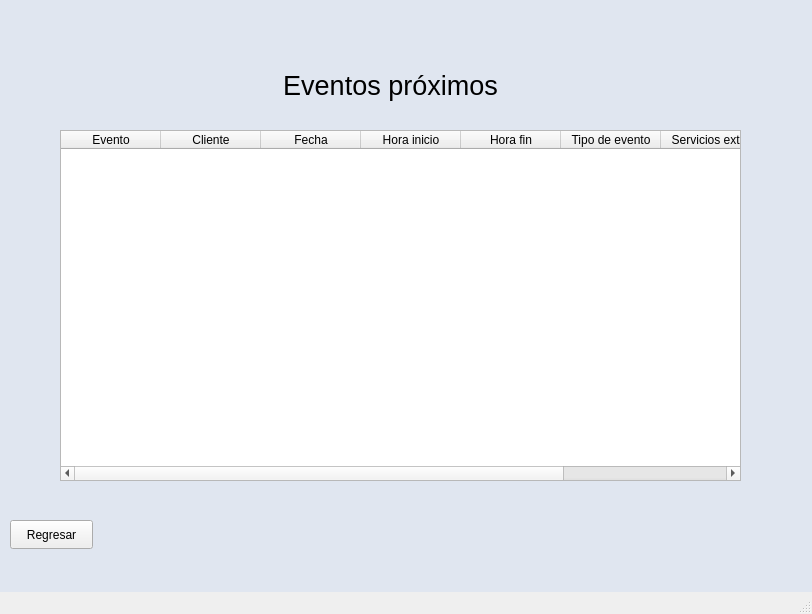
The window that Proyecto/ProyectoEventos/mainwindow.ui (ValeriaMora27/Proyecto-i2023-ie2017) describes before a commit, drawn with Qt 5.
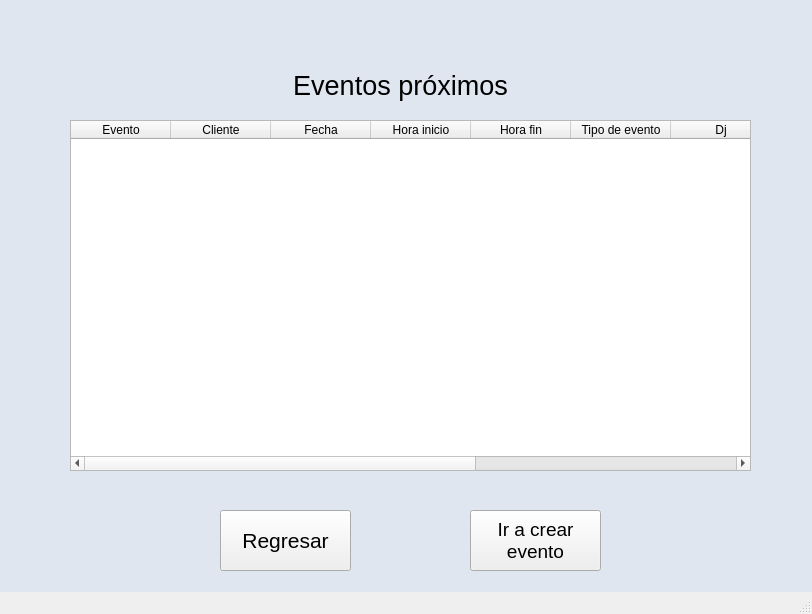
The same window after the commit. The open tabs and pages were chosen to show the change. Icons and pictures are not drawn.

```diff
--- a/Proyecto/ProyectoEventos/mainwindow.ui
+++ b/Proyecto/ProyectoEventos/mainwindow.ui
@@ -27,7 +27,7 @@
    <widget class="QStackedWidget" name="stackedWidget">
     <property name="geometry">
      <rect>
-      <x>-10</x>
+      <x>0</x>
       <y>0</y>
       <width>811</width>
       <height>641</height>
@@ -809,12 +809,17 @@
      <widget class="QPushButton" name="pushButton_Cancelar_Eventos">
       <property name="geometry">
        <rect>
-        <x>20</x>
-        <y>520</y>
-        <width>83</width>
-        <height>29</height>
+        <x>220</x>
+        <y>510</y>
+        <width>131</width>
+        <height>61</height>
        </rect>
       </property>
+      <property name="font">
+       <font>
+        <pointsize>16</pointsize>
+       </font>
+      </property>
       <property name="text">
        <string>Regresar</string>
       </property>
@@ -823,7 +828,7 @@
       <property name="geometry">
        <rect>
         <x>70</x>
-        <y>130</y>
+        <y>120</y>
         <width>681</width>
         <height>351</height>
        </rect>
@@ -867,7 +872,17 @@
       </column>
       <column>
        <property name="text">
-        <string>Servicios extra</string>
+        <string>Dj</string>
+       </property>
+      </column>
+      <column>
+       <property name="text">
+        <string>New Column</string>
+       </property>
+      </column>
+      <column>
+       <property name="text">
+        <string>Comparsa</string>
        </property>
       </column>
       <column>
@@ -876,6 +891,25 @@
        </property>
       </column>
      </widget>
+     <widget class="QPushButton" name="pushButton_irCrearEvento">
+      <property name="geometry">
+       <rect>
+        <x>470</x>
+        <y>510</y>
+        <width>131</width>
+        <height>61</height>
+       </rect>
+      </property>
+      <property name="font">
+       <font>
+        <pointsize>14</pointsize>
+       </font>
+      </property>
+      <property name="text">
+       <string>Ir a crear 
+evento</string>
+      </property>
+     </widget>
     </widget>
     <widget class="QWidget" name="page05_CrearEvento">
      <widget class="QLabel" name="label_10">
```
Left out of the diff: 2 changed lines with no effect on the pictures.
